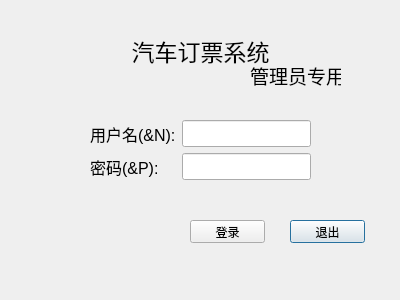
ticketgroup/qichedinggpiao, file Client/Administrator/Administrator/denglu.ui: the form before one commit.
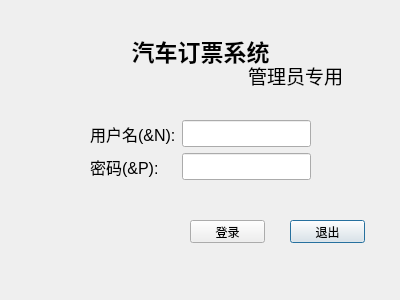
The form after the commit.

```diff
--- a/Client/Administrator/Administrator/denglu.ui
+++ b/Client/Administrator/Administrator/denglu.ui
@@ -16,9 +16,9 @@
   <widget class="QLabel" name="label_2">
    <property name="geometry">
     <rect>
-     <x>250</x>
+     <x>220</x>
      <y>60</y>
-     <width>91</width>
+     <width>151</width>
      <height>31</height>
     </rect>
    </property>
@@ -31,6 +31,9 @@
    <property name="text">
     <string>管理员专用</string>
    </property>
+   <property name="alignment">
+    <set>Qt::AlignCenter</set>
+   </property>
   </widget>
   <widget class="QPushButton" name="pushButton_2">
    <property name="geometry">
@@ -122,9 +125,9 @@
   <widget class="QLabel" name="label">
    <property name="geometry">
     <rect>
-     <x>130</x>
+     <x>0</x>
      <y>30</y>
-     <width>141</width>
+     <width>401</width>
      <height>41</height>
     </rect>
    </property>
@@ -132,6 +135,8 @@
     <font>
      <family>华文楷体</family>
      <pointsize>17</pointsize>
+     <weight>75</weight>
+     <bold>true</bold>
     </font>
    </property>
    <property name="text">
```
